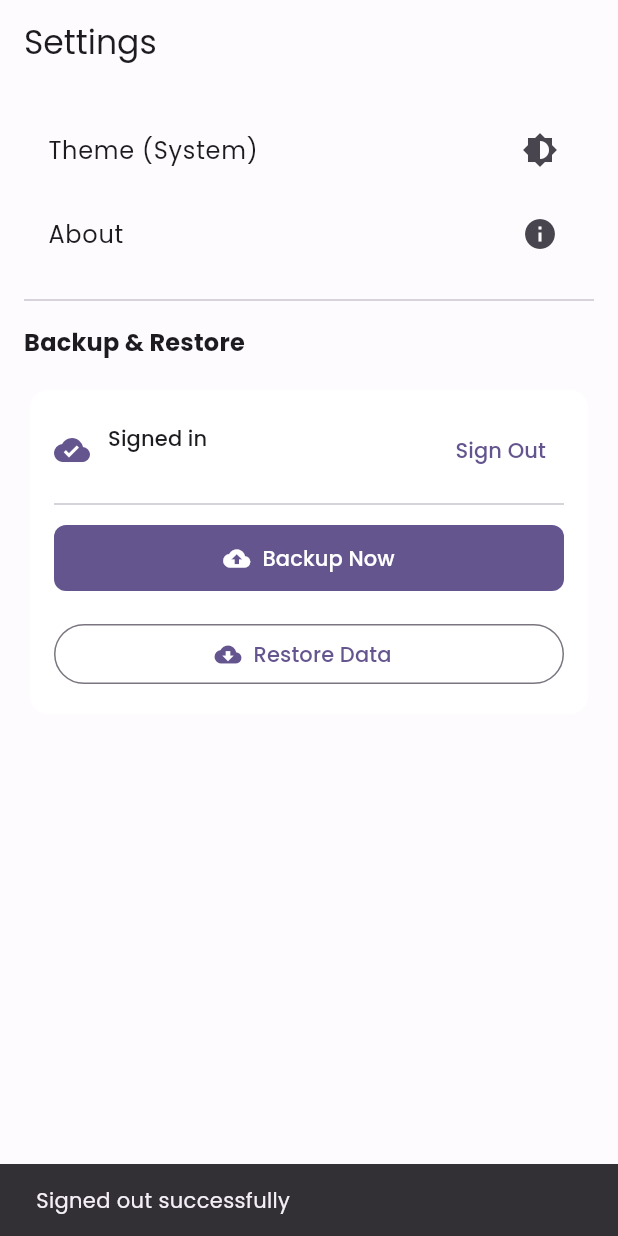
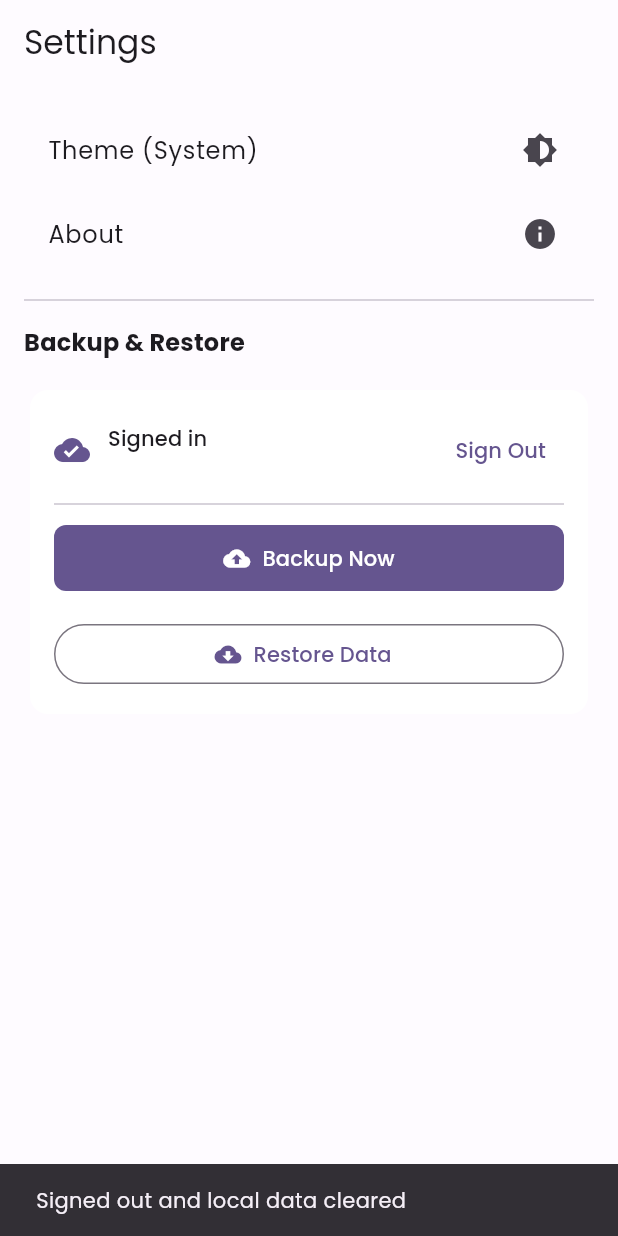
Before and after one commit to sai-phaneesh/simple-electricity-tracker, a Flutter app: the SettingsScreen screen opened by its route, after a tap on "Sign Out", on a phone screen of 412 x 824 dp. Run offline on Flutter 3.47's test engine with Material 3 defaults, Android fonts, the phone set to English and light mode, and no system bars; our stand-ins replace another_flushbar, drift, drift_flutter, flutter_dotenv, flutter_riverpod, get_it and 4 more; accounts and stored records are empty; generated files the repository leaves out were written again.

Commit message:
Clear local data on sign out
Adds a clearAllData method to BackupService to remove all local user data, including sync data if specified. Updates the sign out flow in settings_screen.dart to invoke this method after cloud sign out, ensuring user data is cleared locally and providing feedback if the operation fails.

```diff
--- a/lib/manager/backup_service.dart
+++ b/lib/manager/backup_service.dart
@@ -227,4 +227,17 @@ class BackupService {
       readingIds: readingIds,
     );
   }
+
+  /// Clears all local data (use with caution)
+  Future<void> clearAllData({bool includeSyncData = false}) async {
+    await _db.transaction(() async {
+      await _db.delete(_db.electricityReadingsTable).go();
+      await _db.delete(_db.cyclesTable).go();
+      await _db.delete(_db.housesTable).go();
+    });
+    // Optionally, clear or reset any sync tracking if necessary
+    if (includeSyncData) {
+      await _syncRepository.markAllItemsAsSynced();
+    }
+  }
 }
--- a/lib/presentation/mobile/features/settings/pages/settings_screen.dart
+++ b/lib/presentation/mobile/features/settings/pages/settings_screen.dart
@@ -284,10 +284,31 @@ class _SettingsScreenState extends ConsumerState<SettingsScreen> {
 
   Future<void> _signOut() async {
     try {
+      // Perform cloud sign out
       await ref.read(signOutUseCaseProvider).execute();
+
+      // Clear local database to remove user data after successful sign out
+      try {
+        final db = ref.read(appDatabaseProvider);
+        final syncRepository = ref.read(syncTrackingRepositoryProvider);
+        final backupService = BackupService(db, syncRepository);
+        await backupService.clearAllData(includeSyncData: true);
+      } catch (clearError) {
+        // If clearing local data fails, surface a warning but the sign out itself succeeded
+        if (mounted) {
+          ScaffoldMessenger.of(context).showSnackBar(
+            SnackBar(
+              content: Text('Signed out but failed to clear local data: $clearError'),
+              backgroundColor: Colors.orange,
+            ),
+          );
+        }
+        return;
+      }
+
       if (mounted) {
         ScaffoldMessenger.of(context).showSnackBar(
-          const SnackBar(content: Text('Signed out successfully')),
+          const SnackBar(content: Text('Signed out and local data cleared')),
         );
       }
     } catch (e) {
```
